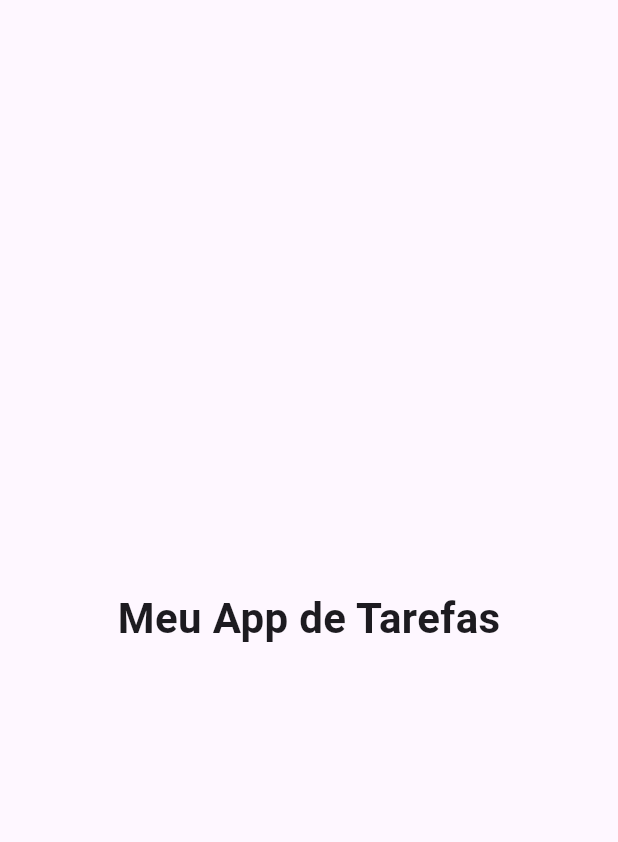
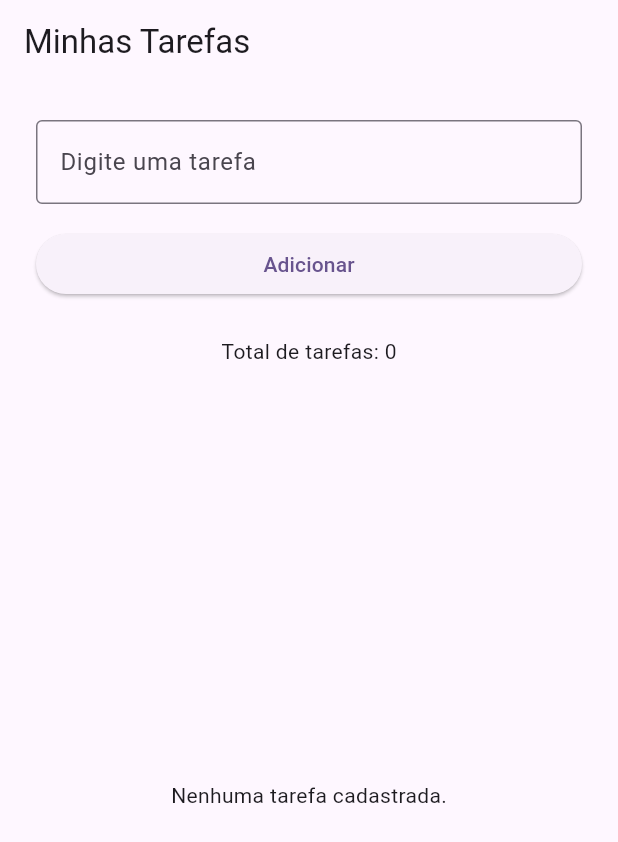
Before and after one commit to anapaula-sds/app_tarefas_web, a Flutter app: the screen it shows after launch, on a phone screen of 412 x 824 dp. Shown: the top 842 px of the screen. Run offline on Flutter 3.47's test engine with Material 3 defaults, Android fonts, the light colour scheme and no system bars.

Commit message:
feat: criar interface funcional da lista de tarefas

```diff
--- a/lib/main.dart
+++ b/lib/main.dart
@@ -1,6 +1,7 @@
 import 'package:flutter/material.dart';
 import 'package:provider/provider.dart';
 
+import 'pages/home_page.dart';
 import 'providers/task_provider.dart'; // Importa o TaskProvider para gerenciar o estado das tarefas.
 
 void main() {
@@ -8,7 +9,7 @@ void main() {
     ChangeNotifierProvider(
       create: (context) => TaskProvider(),
       child: const MyApp(),
-    ), // Envolve o MyApp com ChangeNotifierProvider para fornecer o TaskProvider a toda a árvore de widgets.
+    ),
   );
 }
 
@@ -23,14 +24,7 @@ class MyApp extends StatelessWidget {
       theme: ThemeData(
         colorScheme: ColorScheme.fromSeed(seedColor: Colors.deepPurple),
       ),
-      home: const Scaffold(
-        body: Center(
-          child: Text(
-            'Meu App de Tarefas',
-            style: TextStyle(fontSize: 28, fontWeight: FontWeight.bold),
-          ),
-        ),
-      ),
+      home: const HomePage(),
     );
   }
 }
--- /dev/null
+++ b/lib/pages/home_page.dart
@@ -0,0 +1,109 @@
+import 'package:flutter/material.dart';
+import 'package:provider/provider.dart';
+
+import '../providers/task_provider.dart';
+
+class HomePage extends StatefulWidget {
+  const HomePage({super.key});
+
+  @override
+  State<HomePage> createState() {
+    return _HomePageState();
+  }
+}
+
+class _HomePageState extends State<HomePage> {
+  // Controla o texto digitado no campo, permitindo que o usuário digite uma nova tarefa.
+  final TextEditingController _taskController = TextEditingController();
+
+  // Adiciona uma tarefa usando o TaskProvider.
+  void _addTask() {
+    final String title = _taskController.text;
+
+    context.read<TaskProvider>().addTask(title);
+
+    // Limpa o campo depois de adicionar.
+    _taskController.clear();
+  }
+
+  @override
+  void dispose() {
+    // Libera o controlador quando a tela for encerrada.
+    _taskController.dispose();
+    super.dispose();
+  }
+
+  @override
+  Widget build(BuildContext context) {
+    // Observa o Provider.
+    // Quando notifyListeners() for chamado, esta tela será atualizada.
+    final TaskProvider taskProvider = context.watch<TaskProvider>();
+
+    return Scaffold(
+      appBar: AppBar(title: const Text('Minhas Tarefas')),
+      body: Padding(
+        padding: const EdgeInsets.all(24),
+        child: Column(
+          children: [
+            TextField(
+              controller: _taskController,
+              decoration: const InputDecoration(
+                labelText: 'Digite uma tarefa',
+                border: OutlineInputBorder(),
+              ),
+              onSubmitted: (_) {
+                _addTask();
+              },
+            ),
+            const SizedBox(height: 16),
+            SizedBox(
+              width: double.infinity,
+              child: ElevatedButton(
+                onPressed: _addTask,
+                child: const Text('Adicionar'),
+              ),
+            ),
+            const SizedBox(height: 24),
+            Text('Total de tarefas: ${taskProvider.tasks.length}'),
+            const SizedBox(height: 16),
+            Expanded(
+              child: taskProvider.tasks.isEmpty
+                  ? const Center(child: Text('Nenhuma tarefa cadastrada.'))
+                  : ListView.builder(
+                      itemCount: taskProvider.tasks.length,
+                      itemBuilder: (context, index) {
+                        final task = taskProvider.tasks[index];
+
+                        return Card(
+                          child: ListTile(
+                            leading: Checkbox(
+                              value: task.isCompleted,
+                              onChanged: (_) {
+                                taskProvider.toggleTask(task);
+                              },
+                            ),
+                            title: Text(
+                              task.title,
+                              style: TextStyle(
+                                decoration: task.isCompleted
+                                    ? TextDecoration.lineThrough
+                                    : TextDecoration.none,
+                              ),
+                            ),
+                            trailing: IconButton(
+                              onPressed: () {
+                                taskProvider.removeTask(task);
+                              },
+                              icon: const Icon(Icons.delete),
+                            ),
+                          ),
+                        );
+                      },
+                    ),
+            ),
+          ],
+        ),
+      ),
+    );
+  }
+}
```
